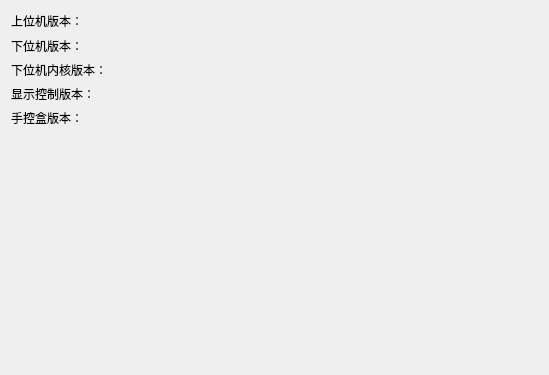
First picture: the form in forms/other/about.ui, repository zephyrrr/Camotics_modbus, before the edit.
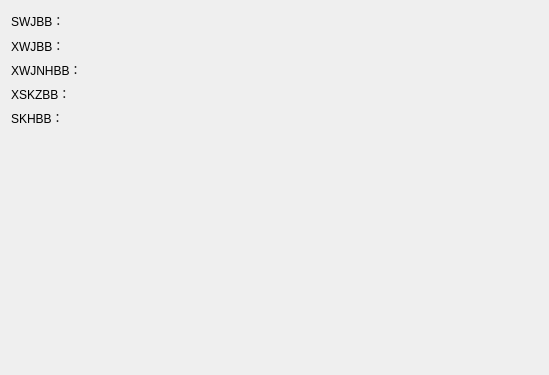
Second picture: the form after the edit.

What changed in the file:
```diff
--- a/forms/other/about.ui
+++ b/forms/other/about.ui
@@ -19,7 +19,7 @@
      <item row="0" column="0">
       <widget class="QLabel" name="label">
        <property name="text">
-        <string>上位机版本：</string>
+        <string>SWJBB：</string>
        </property>
       </widget>
      </item>
@@ -47,7 +47,7 @@
       <item row="1" column="0">
         <widget class="QLabel" name="label_1">
           <property name="text">
-            <string>下位机版本：</string>
+            <string>XWJBB：</string>
           </property>
         </widget>
       </item>
@@ -63,7 +63,7 @@
       <item row="2" column="0">
         <widget class="QLabel" name="label_2">
           <property name="text">
-            <string>下位机内核版本：</string>
+            <string>XWJNHBB：</string>
           </property>
         </widget>
       </item>
@@ -78,7 +78,7 @@
       <item row="3" column="0">
         <widget class="QLabel" name="label_3">
           <property name="text">
-            <string>显示控制版本：</string>
+            <string>XSKZBB：</string>
           </property>
         </widget>
       </item>
@@ -93,7 +93,7 @@
       <item row="4" column="0">
         <widget class="QLabel" name="label_4">
           <property name="text">
-            <string>手控盒版本：</string>
+            <string>SKHBB：</string>
           </property>
         </widget>
       </item>
@@ -121,7 +121,7 @@
    </item>
   </layout>
  </widget>
- <layoutdefault spacing="6" margin="11"/>
- <resources/>
- <connections/>
+ <layoutdefault spacing="6" margin="11" />
+ <resources />
+ <connections />
 </ui>
```
Left out of the diff: 11 changed lines with no effect on the pictures.
